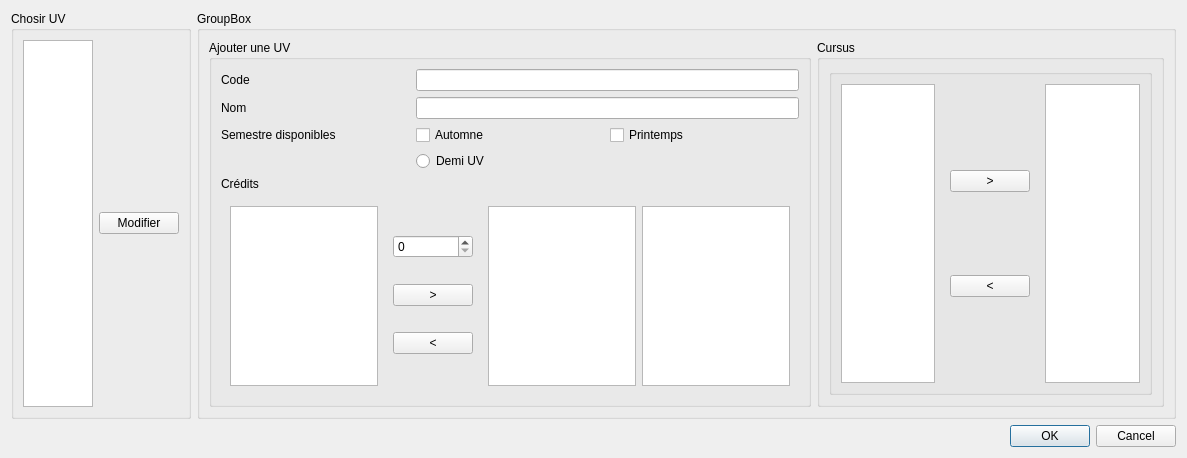
Qt form window/modifuvwindow.ui (roddehugo/utprofiler) before a commit.
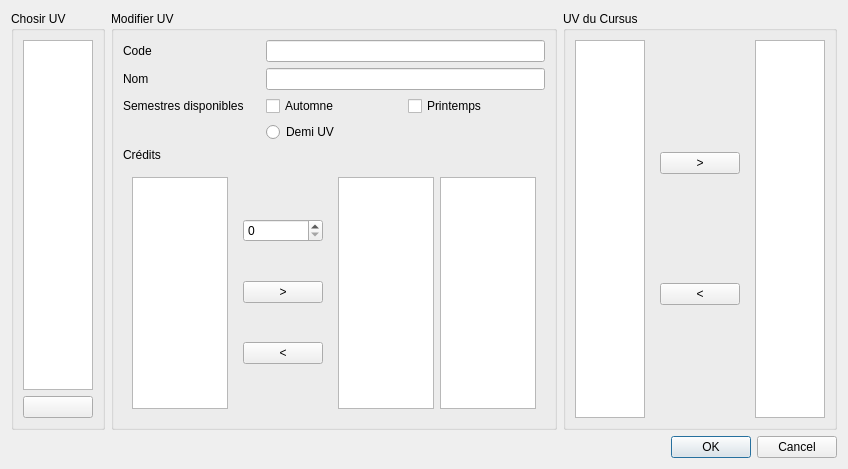
The same form after that commit. Icons and pictures are not drawn.

Commit message: remplacer dossier par cursus dans semestre

```diff
--- a/window/modifuvwindow.ui
+++ b/window/modifuvwindow.ui
@@ -6,50 +6,20 @@
    <rect>
     <x>0</x>
     <y>0</y>
-    <width>1187</width>
-    <height>458</height>
+    <width>848</width>
+    <height>469</height>
    </rect>
   </property>
   <property name="windowTitle">
    <string>Modifier une UV</string>
   </property>
   <layout class="QGridLayout" name="gridLayout_2">
-   <item row="0" column="0">
+   <item row="1" column="0">
     <layout class="QGridLayout" name="gridLayout">
-     <item row="0" column="0">
-      <widget class="QGroupBox" name="groupBox">
-       <property name="title">
-        <string>Chosir UV</string>
-       </property>
-       <layout class="QGridLayout" name="gridLayout_3">
         <item row="0" column="1">
-         <widget class="QPushButton" name="modifuv">
-          <property name="text">
-           <string>Modifier</string>
-          </property>
-         </widget>
-        </item>
-        <item row="0" column="0">
-         <widget class="QListWidget" name="colonneuv"/>
-        </item>
-       </layout>
-      </widget>
-     </item>
-     <item row="0" column="1">
-      <widget class="QGroupBox" name="groupBox_2">
-       <property name="title">
-        <string>GroupBox</string>
-       </property>
-       <layout class="QGridLayout" name="gridLayout_17">
-        <item row="0" column="0">
-         <layout class="QGridLayout" name="gridLayout_4">
-          <property name="sizeConstraint">
-           <enum>QLayout::SetMaximumSize</enum>
-          </property>
-          <item row="0" column="0">
            <widget class="QGroupBox" name="groupBox_6">
             <property name="title">
-             <string>Ajouter une UV</string>
+        <string>Modifier UV</string>
             </property>
             <layout class="QGridLayout" name="gridLayout_15">
              <item row="0" column="0">
@@ -105,7 +75,7 @@
                <item row="2" column="0">
                 <widget class="QLabel" name="label_3">
                  <property name="text">
-                  <string>Semestre disponibles</string>
+             <string>Semestres disponibles</string>
                  </property>
                 </widget>
                </item>
@@ -156,21 +126,13 @@
             </layout>
            </widget>
           </item>
-          <item row="0" column="1">
+     <item row="0" column="2">
            <widget class="QGroupBox" name="groupBox_3">
             <property name="title">
-             <string>Cursus</string>
+        <string>UV du Cursus</string>
             </property>
             <layout class="QGridLayout" name="gridLayout_7">
              <item row="0" column="0">
-              <layout class="QGridLayout" name="gridLayout_6">
-               <item row="0" column="0">
-                <widget class="QGroupBox" name="groupBox_4">
-                 <property name="title">
-                  <string/>
-                 </property>
-                 <layout class="QGridLayout" name="gridLayout_8">
-                  <item row="0" column="0">
                    <layout class="QHBoxLayout" name="horizontalLayout">
                     <item>
                      <widget class="QListWidget" name="listecursus"/>
@@ -203,19 +165,32 @@
                  </layout>
                 </widget>
                </item>
-              </layout>
-             </item>
-            </layout>
-           </widget>
-          </item>
-         </layout>
-        </item>
-       </layout>
-      </widget>
-     </item>
-    </layout>
-   </item>
+     <item row="0" column="0">
+      <widget class="QGroupBox" name="groupBox">
+       <property name="title">
+        <string>Chosir UV</string>
+       </property>
+       <layout class="QGridLayout" name="gridLayout_3">
    <item row="1" column="0">
+         <widget class="QListWidget" name="colonneuv"/>
+        </item>
+        <item row="2" column="0">
+         <widget class="QPushButton" name="modifuv">
+          <property name="text">
+           <string/>
+          </property>
+          <property name="icon">
+           <iconset resource="../resources/files.qrc">
+            <normaloff>:/images/right</normaloff>:/images/right</iconset>
+          </property>
+         </widget>
+        </item>
+       </layout>
+      </widget>
+     </item>
+    </layout>
+   </item>
+   <item row="2" column="0">
     <widget class="QDialogButtonBox" name="buttonBox">
      <property name="orientation">
       <enum>Qt::Horizontal</enum>
```
Left out of the diff: 4 changed lines with no effect on the pictures. Lines whose indentation alone changed are shown as unchanged. The commit also changes 17 other files.
